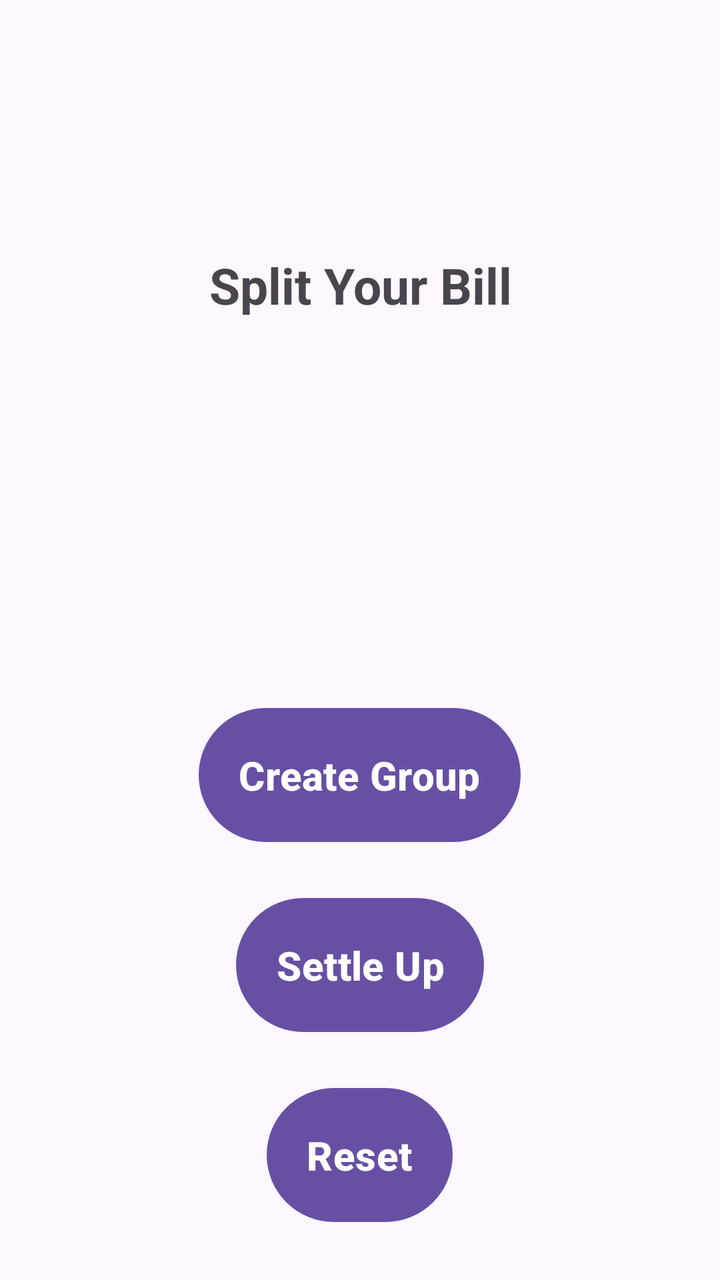
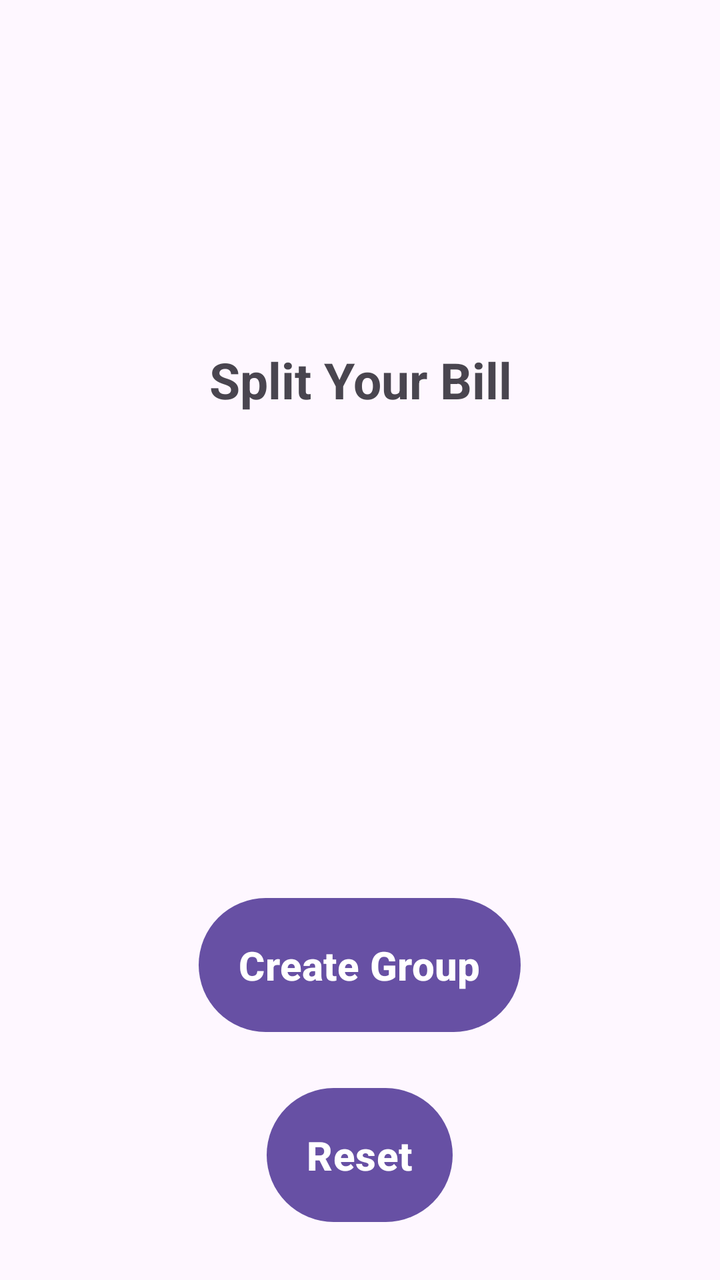

Before-and-after screenshots of an Android layout around one commit, followed by the original layout XML and the change that was made.
<!-- AndroidManifest.xml: application theme Theme.SplitYourBill -->
<!-- res/layout/activity_main.xml -->
<?xml version="1.0" encoding="utf-8"?>
<LinearLayout xmlns:android="http://schemas.android.com/apk/res/android"
    xmlns:tools="http://schemas.android.com/tools"
    android:layout_width="match_parent"
    android:layout_height="wrap_content"
    android:orientation="vertical"
    android:padding="5dp"
    android:gravity="center"
    tools:context=".MainActivity">


    <TextView
        android:id="@+id/textViewTop"
        android:layout_width="wrap_content"
        android:layout_height="50dp"
        android:textStyle="bold"
        android:textSize="25sp"
        android:layout_weight="1"
        android:layout_marginBottom="20dp"
        android:gravity="center"
        android:text="Split Your Bill" />

    <ListView
        android:id="@+id/listView"
        android:layout_width="match_parent"
        android:layout_height="wrap_content"
        android:dividerHeight="1dp"
        android:horizontalSpacing="3dp"
        android:scrollingCache="true"
        android:smoothScrollbar="true"
        android:stretchMode="columnWidth"
        android:layout_marginBottom="50dp"
        android:verticalSpacing="3dp"



        />



        <Button
            android:id="@+id/createGroupButton"
            android:layout_width="wrap_content"
            android:layout_height="wrap_content"
            android:text="Create Group"
            android:padding="20dp"
            android:textStyle="bold"
            android:layout_marginBottom="20dp"
            android:textSize="20sp"
            />

        <Button
            android:id="@+id/addTransButton"
            android:layout_width="wrap_content"
            android:layout_height="wrap_content"
            android:text="Add Transaction"
            android:padding="20dp"
            android:textStyle="bold"
            android:layout_marginBottom="20dp"
            android:textSize="20sp"
            android:visibility="gone"
            />

    <Button
        android:id="@+id/splitButton"
        android:layout_width="wrap_content"
        android:layout_height="wrap_content"
        android:text="Settle Up"
        android:padding="20dp"
        android:textStyle="bold"
        android:layout_marginBottom="20dp"
        android:textSize="20sp"
        />


    <Button
        android:id="@+id/resetButton"
        android:layout_width="wrap_content"
        android:layout_height="wrap_content"
        android:text="Reset"
        android:padding="20dp"
        android:textStyle="bold"
        android:layout_marginBottom="20dp"
        android:textSize="20sp"
        />



</LinearLayout>
<!-- resources referenced by this layout -->
<resources>
  <style name="Theme.SplitYourBill" parent="Base.Theme.SplitYourBill" />
  <style name="Base.Theme.SplitYourBill" parent="Theme.Material3.DayNight.NoActionBar">
          
          
      </style>
</resources>

<!-- the commit's change to res/layout/activity_main.xml (unified diff, before → after) -->
@@ -66,6 +66,7 @@
         android:layout_width="wrap_content"
         android:layout_height="wrap_content"
         android:text="Settle Up"
+        android:visibility="gone"
         android:padding="20dp"
         android:textStyle="bold"
         android:layout_marginBottom="20dp"
